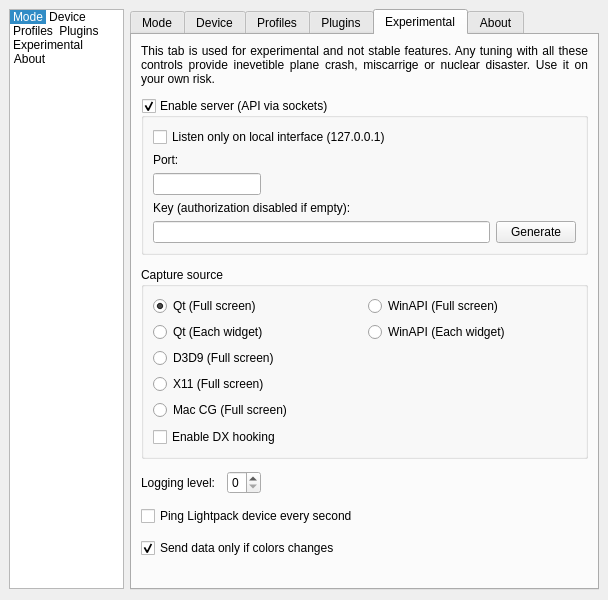
First picture: the form in Software/src/SettingsWindow.ui, repository woodenshark/Lightpack, before the edit.
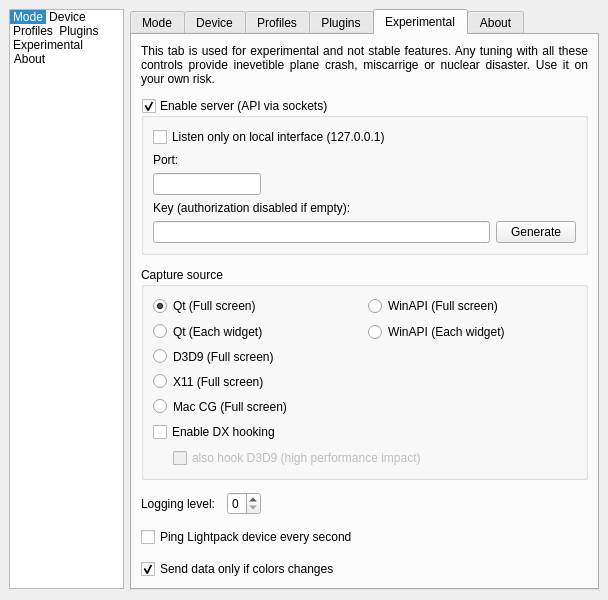
Second picture: the form after the edit. The open tabs and pages were chosen to show the change. Icons and pictures are not drawn. Custom widgets are drawn as their Qt base class.

Diff of the .ui file:
```diff
--- a/Software/src/SettingsWindow.ui
+++ b/Software/src/SettingsWindow.ui
@@ -2295,6 +2295,36 @@
              </property>
             </widget>
            </item>
+           <item>
+            <layout class="QHBoxLayout" name="horizontalLayout_9">
+             <item>
+              <spacer name="horizontalSpacer_4">
+               <property name="orientation">
+                <enum>Qt::Horizontal</enum>
+               </property>
+               <property name="sizeType">
+                <enum>QSizePolicy::Fixed</enum>
+               </property>
+               <property name="sizeHint" stdset="0">
+                <size>
+                 <width>20</width>
+                 <height>0</height>
+                </size>
+               </property>
+              </spacer>
+             </item>
+             <item>
+              <widget class="QCheckBox" name="checkBox_EnableDx9Capture">
+               <property name="enabled">
+                <bool>false</bool>
+               </property>
+               <property name="text">
+                <string>also hook D3D9 (high performance impact)</string>
+               </property>
+              </widget>
+             </item>
+            </layout>
+           </item>
           </layout>
          </widget>
         </item>
```
